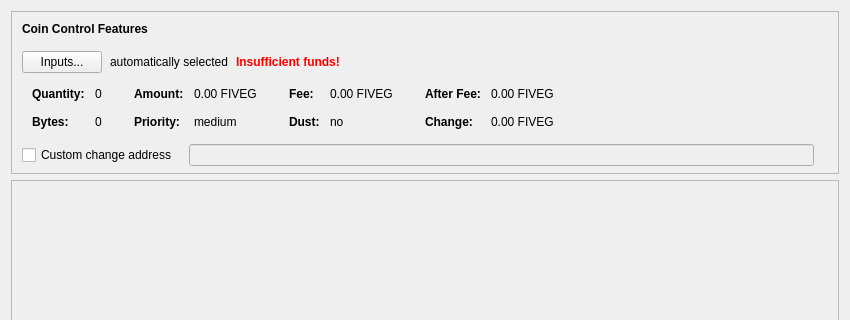
Qt form src/qt/forms/sendcoinsdialog.ui (5G-Cash/5G) before a commit; both pictures show x 0 to 850 and y 0 to 320 of the 850 by 577 pixel window.
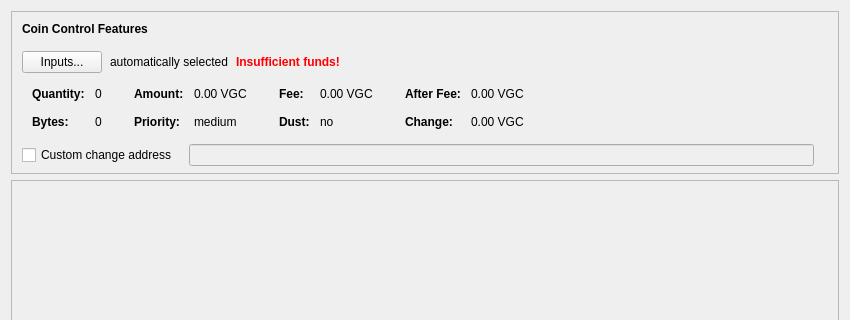
The same form after that commit. Icons and pictures are not drawn. Custom widgets are drawn as their Qt base class.

Diff of the .ui file:
```diff
--- a/src/qt/forms/sendcoinsdialog.ui
+++ b/src/qt/forms/sendcoinsdialog.ui
@@ -324,7 +324,7 @@
                   <enum>Qt::ActionsContextMenu</enum>
                  </property>
                  <property name="text">
-                  <string notr="true">0.00 FIVEG</string>
+                  <string notr="true">0.00 VGC</string>
                  </property>
                  <property name="textInteractionFlags">
                   <set>Qt::LinksAccessibleByMouse|Qt::TextSelectableByKeyboard|Qt::TextSelectableByMouse</set>
@@ -404,7 +404,7 @@
                   <enum>Qt::ActionsContextMenu</enum>
                  </property>
                  <property name="text">
-                  <string notr="true">0.00 FIVEG</string>
+                  <string notr="true">0.00 VGC</string>
                  </property>
                  <property name="textInteractionFlags">
                   <set>Qt::LinksAccessibleByMouse|Qt::TextSelectableByKeyboard|Qt::TextSelectableByMouse</set>
@@ -484,7 +484,7 @@
                   <enum>Qt::ActionsContextMenu</enum>
                  </property>
                  <property name="text">
-                  <string notr="true">0.00 FIVEG</string>
+                  <string notr="true">0.00 VGC</string>
                  </property>
                  <property name="textInteractionFlags">
                   <set>Qt::LinksAccessibleByMouse|Qt::TextSelectableByKeyboard|Qt::TextSelectableByMouse</set>
@@ -513,7 +513,7 @@
                   <enum>Qt::ActionsContextMenu</enum>
                  </property>
                  <property name="text">
-                  <string notr="true">0.00 FIVEG</string>
+                  <string notr="true">0.00 VGC</string>
                  </property>
                  <property name="textInteractionFlags">
                   <set>Qt::LinksAccessibleByMouse|Qt::TextSelectableByKeyboard|Qt::TextSelectableByMouse</set>
```
